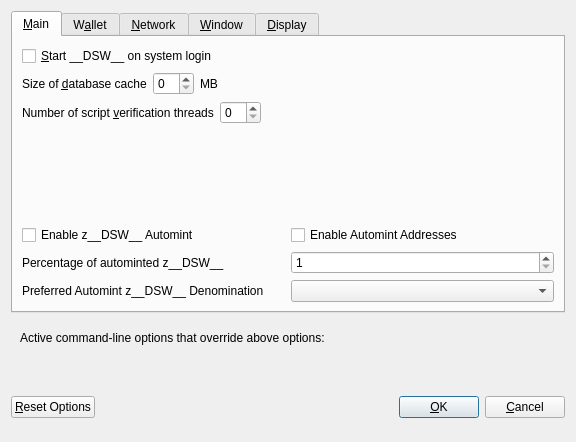
Above: src/qt/forms/optionsdialog.ui from decenomy/DSW before the change. Below: the same form after it.
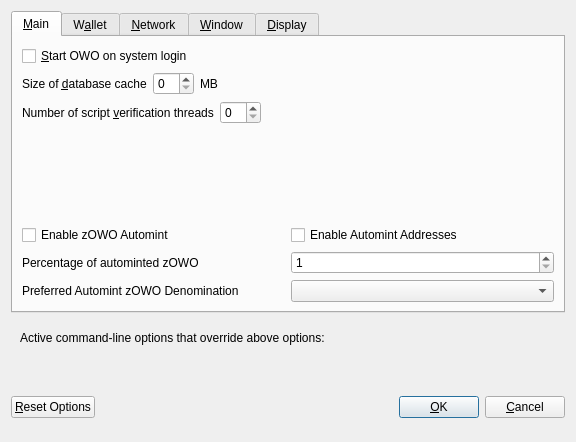
That is the form after the change. Custom widgets are drawn as their Qt base class.

```diff
--- a/src/qt/forms/optionsdialog.ui
+++ b/src/qt/forms/optionsdialog.ui
@@ -33,7 +33,7 @@
           <string>Automatically start __DSW__ after logging in to the system.</string>
          </property>
          <property name="text">
-          <string>&amp;Start __DSW__ on system login</string>
+          <string>&amp;Start OWO on system login</string>
          </property>
         </widget>
        </item>
@@ -147,7 +147,7 @@
                <enum>Qt::LeftToRight</enum>
               </property>
               <property name="text">
-               <string>Enable z__DSW__ Automint</string>
+               <string>Enable zOWO Automint</string>
               </property>
              </widget>
             </item>
@@ -174,7 +174,7 @@
                <string>Percentage of incoming __DSW__ which get automatically converted to z__DSW__ via Zerocoin Protocol (min: 10%)</string>
               </property>
               <property name="text">
-               <string>Percentage of autominted z__DSW__</string>
+               <string>Percentage of autominted zOWO</string>
               </property>
              </widget>
             </item>
@@ -207,7 +207,7 @@
                <string>Wait with automatic conversion to Zerocoin until enough __DSW__ for this denomination is available</string>
               </property>
               <property name="text">
-               <string>Preferred Automint z__DSW__ Denomination</string>
+               <string>Preferred Automint zOWO Denomination</string>
               </property>
              </widget>
             </item>
```
Left out of the diff: 18 changed lines with no effect on the pictures.
